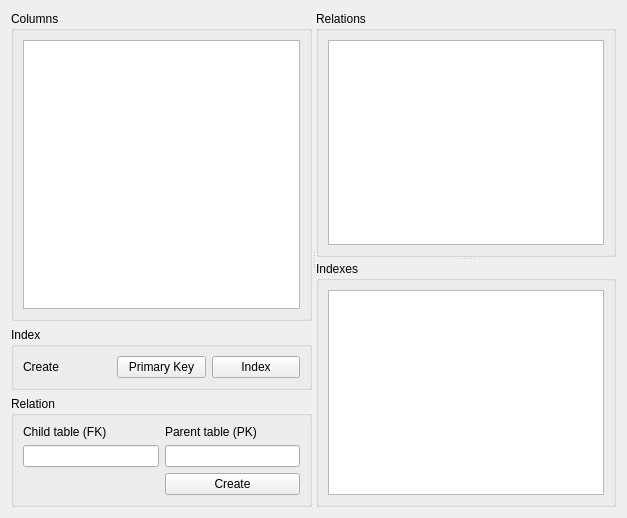
mugiseyebrows/mugi-query, file src/schema2/schema2alterview.ui: the form before one commit.
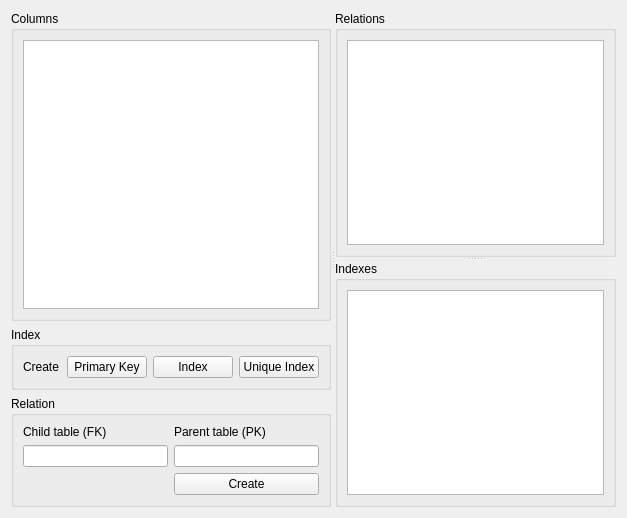
The form after the commit.

Commit message: create remove indexes, relations model

```diff
--- a/src/schema2/schema2alterview.ui
+++ b/src/schema2/schema2alterview.ui
@@ -64,6 +64,13 @@
             </property>
            </widget>
           </item>
+          <item>
+           <widget class="QPushButton" name="createUniqueIndex">
+            <property name="text">
+             <string>Unique Index</string>
+            </property>
+           </widget>
+          </item>
          </layout>
         </widget>
        </item>
```
The commit also changes 33 other files.
